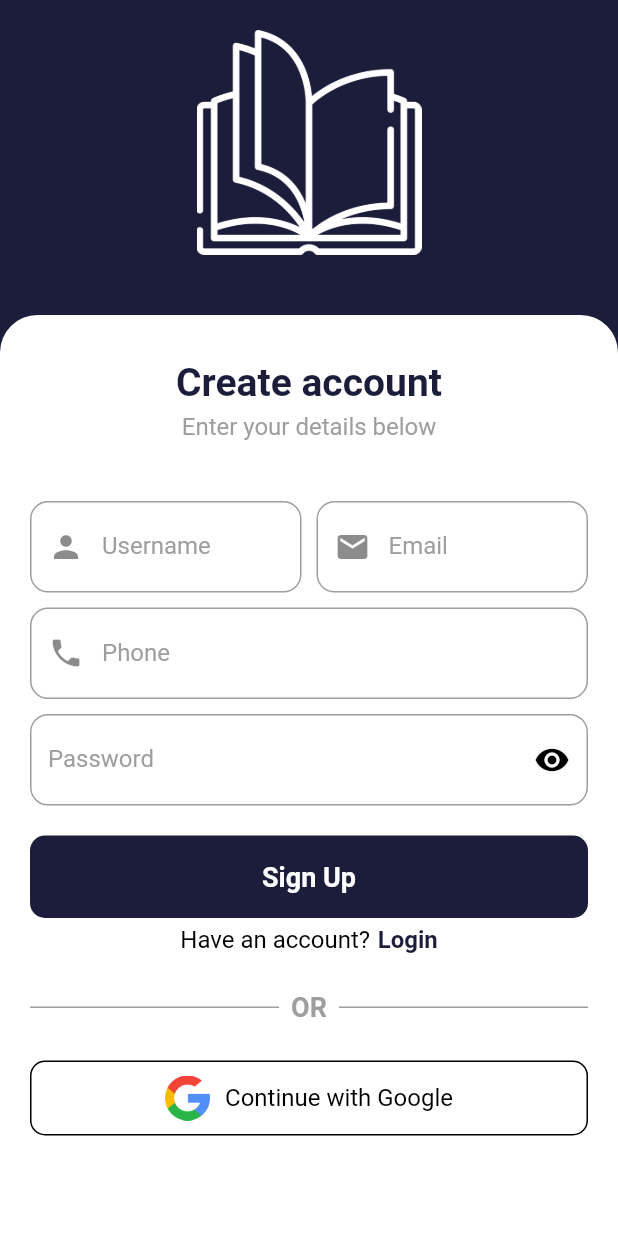
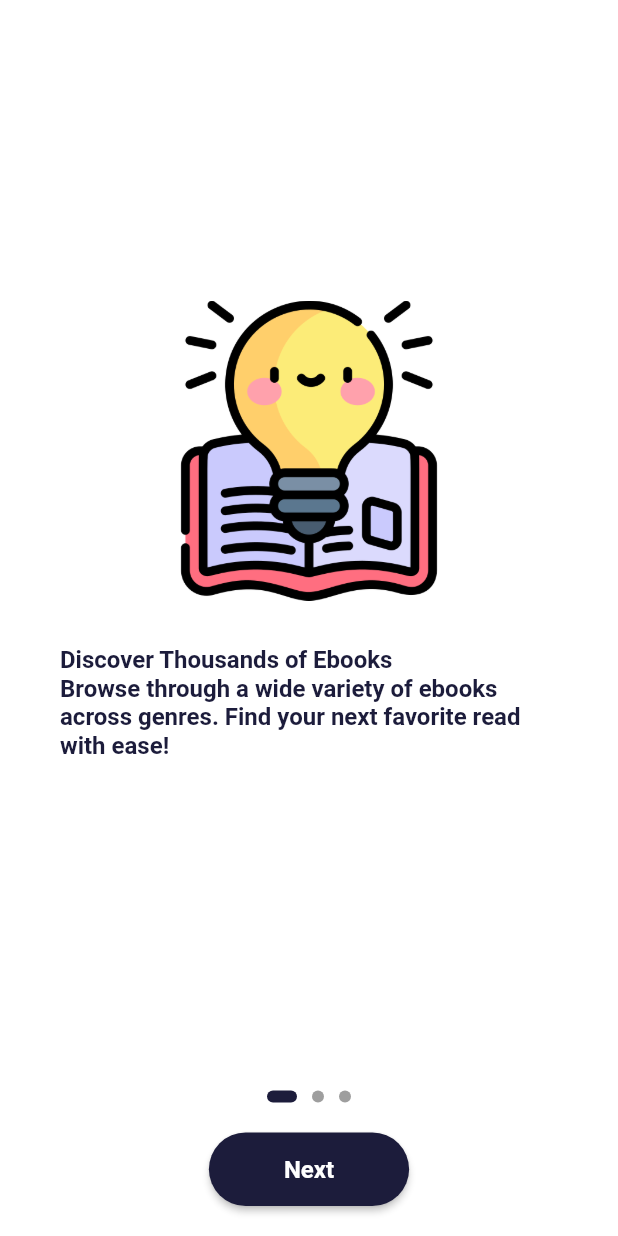
Before and after one commit to nasifayc/delta-bookstore-flutter, a Flutter app: the screen it shows after launch, on a phone screen of 412 x 824 dp. Run offline on Flutter 3.47's test engine with Material 3 defaults, Android fonts, the phone set to English and light mode, and no system bars; our stand-ins replace equatable, flutter_bloc.

Commit message:
onboarding feature

```diff
--- a/delta_ebookstore_app/lib/core/app_navigator.dart
+++ b/delta_ebookstore_app/lib/core/app_navigator.dart
@@ -1,4 +1,4 @@
-import 'package:delta_ebookstore_app/screens/layouts/sign_up_page.dart';
+import 'package:delta_ebookstore_app/screens/onboarding.dart';
 import 'package:flutter/material.dart';
 
 class AppNavigator extends StatefulWidget {
@@ -11,6 +11,6 @@ class AppNavigator extends StatefulWidget {
 class _AppNavigatorState extends State<AppNavigator> {
   @override
   Widget build(BuildContext context) {
-    return const SignUpPage();
+    return const Onboarding();
   }
 }
--- a/delta_ebookstore_app/lib/core/theme/app_typography.dart
+++ b/delta_ebookstore_app/lib/core/theme/app_typography.dart
@@ -101,14 +101,14 @@ class ThemeTypography extends AppTypography {
   @override
   TextStyle get labelLarge => TextStyle(
         fontFamily: fontFamily,
-        color: theme.primaryText,
+        color: theme.primaryBackground,
         fontWeight: FontWeight.bold,
         fontSize: 18,
       );
   @override
   TextStyle get labelMedium => TextStyle(
       fontFamily: fontFamily,
-      color: theme.primaryText,
+      color: theme.primaryBackground,
       fontWeight: FontWeight.bold,
       fontSize: 16,
       overflow: TextOverflow.ellipsis);
@@ -116,7 +116,7 @@ class ThemeTypography extends AppTypography {
   @override
   TextStyle get labelSmall => TextStyle(
         fontFamily: fontFamily,
-        color: theme.primaryText,
+        color: theme.primaryBackground,
         fontWeight: FontWeight.bold,
         fontSize: 14,
       );
--- /dev/null
+++ b/delta_ebookstore_app/lib/screens/onboarding.dart
@@ -0,0 +1,127 @@
+import 'package:delta_ebookstore_app/core/theme/app_theme.dart';
+import 'package:flutter/material.dart';
+
+class Onboarding extends StatefulWidget {
+  const Onboarding({super.key});
+
+  @override
+  State<Onboarding> createState() => _OnboardingState();
+}
+
+class _OnboardingState extends State<Onboarding> {
+  final List<Map<String, String>> onboardingData = [
+    {
+      "image": "assets/images/onboarding1.png",
+      "message":
+          "Discover Thousands of Ebooks\nBrowse through a wide variety of ebooks across genres. Find your next favorite read with ease!"
+    },
+    {
+      "image": "assets/images/onboarding2.png",
+      "message":
+          "Seamless Reading Experience\nEnjoy a smooth and immersive reading experience with features like adjustable font sizes, night mode, and bookmarks."
+    },
+    {
+      "image": "assets/images/onboarding3.png",
+      "message":
+          "Secure & Easy Checkout\nWith easy checkout and multiple payment options, buying your next book has never been more convenient!"
+    },
+  ];
+
+  int _currentPage = 0;
+
+  void _nextPage() {
+    if (_currentPage < onboardingData.length - 1) {
+      setState(() {
+        _currentPage++;
+      });
+    } else {
+      // Handle the end of the onboarding (e.g., navigate to the main app screen)
+      // Navigator.pushReplacement(...); // Navigate to the next screen
+    }
+  }
+
+  @override
+  Widget build(BuildContext context) {
+    AppTheme theme = AppTheme.of(context);
+    return Scaffold(
+      body: Column(
+        children: [
+          Expanded(
+            child: PageView.builder(
+              itemCount: onboardingData.length,
+              controller: PageController(initialPage: _currentPage),
+              onPageChanged: (index) {
+                setState(() {
+                  _currentPage = index;
+                });
+              },
+              itemBuilder: (_, i) {
+                return Padding(
+                  padding: const EdgeInsets.all(40),
+                  child: Column(
+                    crossAxisAlignment: CrossAxisAlignment.center,
+                    mainAxisAlignment: MainAxisAlignment.center,
+                    children: [
+                      Image.asset(
+                        onboardingData[i]["image"]!,
+                        height: 200,
+                        width: 200,
+                      ),
+                      const SizedBox(height: 30),
+                      Text(
+                        onboardingData[i]["message"]!,
+                        style: theme.typography.headlineSmall,
+                        textAlign: TextAlign.start,
+                      ),
+                    ],
+                  ),
+                );
+              },
+            ),
+          ),
+          Padding(
+            padding: const EdgeInsets.all(20),
+            child: Column(
+              children: [
+                Row(
+                  mainAxisAlignment: MainAxisAlignment.center,
+                  children: List.generate(
+                    onboardingData.length,
+                    (index) => AnimatedContainer(
+                      duration: const Duration(milliseconds: 300),
+                      margin: const EdgeInsets.symmetric(horizontal: 5),
+                      height: 8,
+                      width: _currentPage == index ? 20 : 8,
+                      decoration: BoxDecoration(
+                        color:
+                            _currentPage == index ? theme.primary : Colors.grey,
+                        borderRadius: BorderRadius.circular(10),
+                      ),
+                    ),
+                  ),
+                ),
+                const SizedBox(height: 20),
+                ElevatedButton(
+                  onPressed: _nextPage,
+                  style: ElevatedButton.styleFrom(
+                    padding: const EdgeInsets.symmetric(
+                        vertical: 15, horizontal: 50),
+                    shape: RoundedRectangleBorder(
+                      borderRadius: BorderRadius.circular(30),
+                    ),
+                  ),
+                  child: Text(
+                    _currentPage == onboardingData.length - 1
+                        ? "Get Started"
+                        : "Next",
+                    style: theme.typography.labelMedium,
+                  ),
+                ),
+              ],
+            ),
+          ),
+        ],
+      ),
+    );
+  }
+}
```
Also changed, not shown: delta_ebookstore_app/assets/images/onboarding1.png (added), delta_ebookstore_app/assets/images/onboarding2.png (added), delta_ebookstore_app/assets/images/onboarding3.png (added), delta_ebookstore_app/lib/screens/main_screens/landing_page.dart (renamed from delta_ebookstore_app/lib/screens/landing_page.dart).
